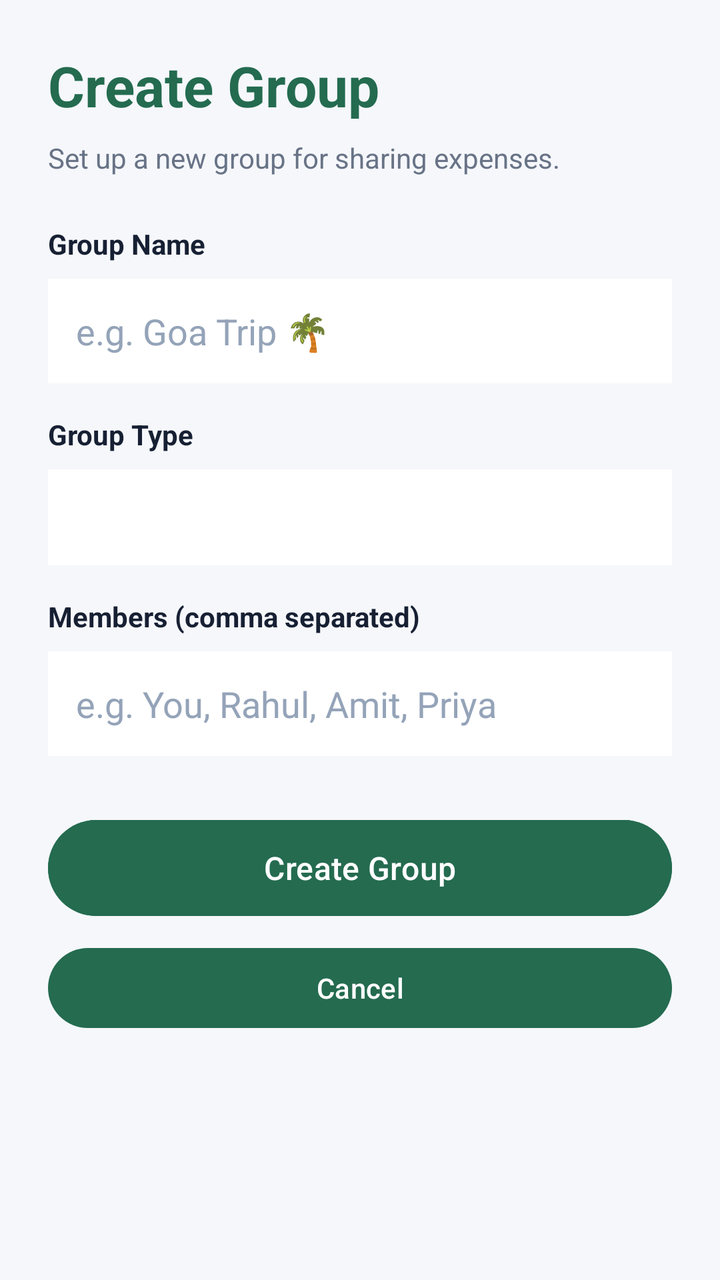
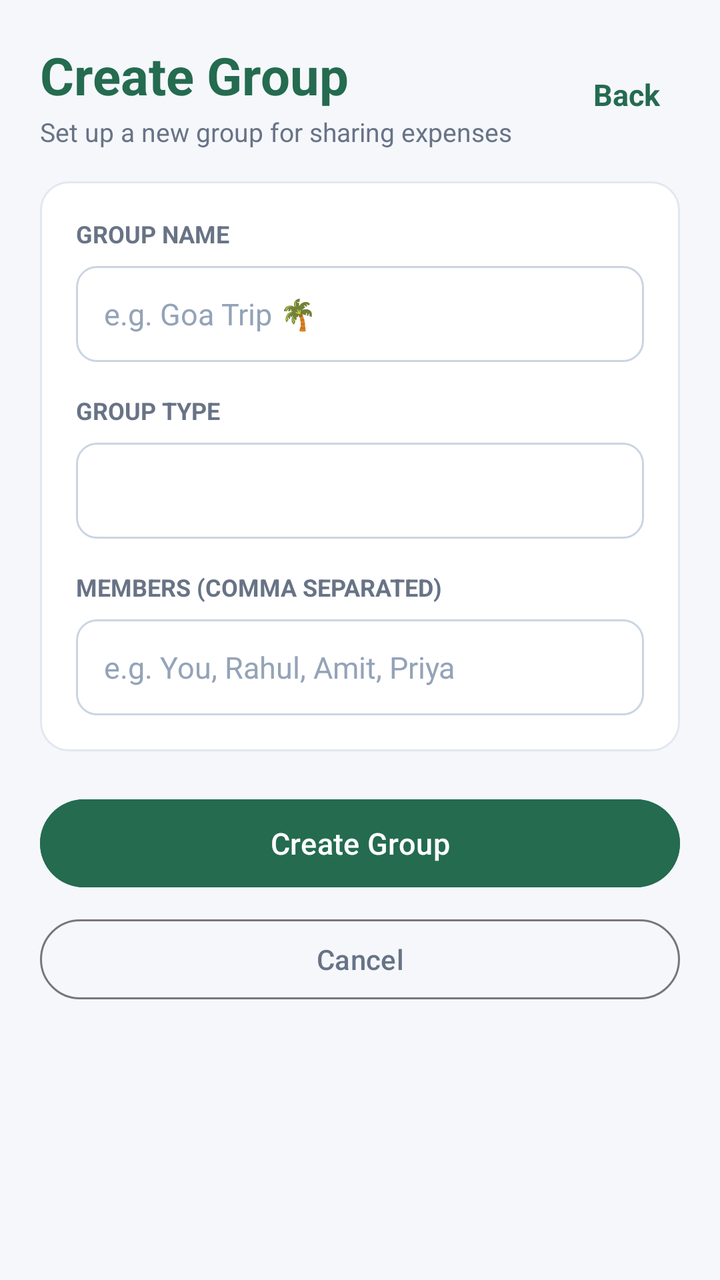

Screens rendered from an Android XML layout before and after an edit, with the pre-edit source and the edit as a unified diff.
<!-- AndroidManifest.xml: application theme Theme.BillSplit -->
<!-- res/layout/activity_add_group.xml -->
<?xml version="1.0" encoding="utf-8"?>
<ScrollView xmlns:android="http://schemas.android.com/apk/res/android"
    android:layout_width="match_parent"
    android:layout_height="match_parent"
    android:background="#F5F7FB"
    android:fillViewport="true">

    <LinearLayout
        android:layout_width="match_parent"
        android:layout_height="wrap_content"
        android:orientation="vertical"
        android:padding="24dp">

        <TextView
            android:layout_width="wrap_content"
            android:layout_height="wrap_content"
            android:text="Create Group"
            android:textColor="#246B50"
            android:textSize="28sp"
            android:textStyle="bold" />

        <TextView
            android:layout_width="wrap_content"
            android:layout_height="wrap_content"
            android:layout_marginTop="8dp"
            android:text="Set up a new group for sharing expenses."
            android:textColor="#687386"
            android:textSize="14sp" />

        <TextView
            android:layout_width="wrap_content"
            android:layout_height="wrap_content"
            android:layout_marginTop="24dp"
            android:text="Group Name"
            android:textColor="#172033"
            android:textStyle="bold" />

        <EditText
            android:id="@+id/etGroupName"
            android:layout_width="match_parent"
            android:layout_height="wrap_content"
            android:layout_marginTop="8dp"
            android:background="#FFFFFF"
            android:hint="e.g. Goa Trip 🌴"
            android:inputType="textCapWords"
            android:padding="14dp"
            android:textColor="#172033"
            android:textColorHint="#94A3B8" />

        <TextView
            android:layout_width="wrap_content"
            android:layout_height="wrap_content"
            android:layout_marginTop="16dp"
            android:text="Group Type"
            android:textColor="#172033"
            android:textStyle="bold" />

        <Spinner
            android:id="@+id/spGroupType"
            android:layout_width="match_parent"
            android:layout_height="48dp"
            android:layout_marginTop="8dp"
            android:background="#FFFFFF"
            android:paddingStart="8dp"
            android:paddingEnd="8dp" />

        <TextView
            android:layout_width="wrap_content"
            android:layout_height="wrap_content"
            android:layout_marginTop="16dp"
            android:text="Members (comma separated)"
            android:textColor="#172033"
            android:textStyle="bold" />

        <EditText
            android:id="@+id/etGroupMembers"
            android:layout_width="match_parent"
            android:layout_height="wrap_content"
            android:layout_marginTop="8dp"
            android:background="#FFFFFF"
            android:hint="e.g. You, Rahul, Amit, Priya"
            android:inputType="textCapWords"
            android:padding="14dp"
            android:textColor="#172033"
            android:textColorHint="#94A3B8" />

        <Button
            android:id="@+id/btnSaveGroup"
            android:layout_width="match_parent"
            android:layout_height="56dp"
            android:layout_marginTop="28dp"
            android:backgroundTint="#246B50"
            android:text="Create Group"
            android:textAllCaps="false"
            android:textColor="#FFFFFF"
            android:textSize="16sp" />

        <Button
            android:id="@+id/btnCancelGroup"
            android:layout_width="match_parent"
            android:layout_height="48dp"
            android:layout_marginTop="8dp"
            android:text="Cancel"
            android:textAllCaps="false" />

    </LinearLayout>
</ScrollView>
<!-- resources referenced by this layout -->
<resources>
  <style name="Theme.BillSplit" parent="Base.Theme.BillSplit" />
  <style name="Base.Theme.BillSplit" parent="Theme.Material3.Light.NoActionBar">
          <item name="android:windowBackground">#F5F7FB</item>
          <item name="colorPrimary">#246B50</item>
          <item name="android:forceDarkAllowed" tools:targetApi="q">false</item>
      </style>
</resources>

<!-- the commit's change to res/layout/activity_add_group.xml (unified diff, before → after) -->
@@ -9,99 +9,146 @@
         android:layout_width="match_parent"
         android:layout_height="wrap_content"
         android:orientation="vertical"
-        android:padding="24dp">
+        android:padding="20dp">
 
-        <TextView
-            android:layout_width="wrap_content"
-            android:layout_height="wrap_content"
-            android:text="Create Group"
-            android:textColor="#246B50"
-            android:textSize="28sp"
-            android:textStyle="bold" />
-
-        <TextView
-            android:layout_width="wrap_content"
-            android:layout_height="wrap_content"
-            android:layout_marginTop="8dp"
-            android:text="Set up a new group for sharing expenses."
-            android:textColor="#687386"
-            android:textSize="14sp" />
-
-        <TextView
-            android:layout_width="wrap_content"
-            android:layout_height="wrap_content"
-            android:layout_marginTop="24dp"
-            android:text="Group Name"
-            android:textColor="#172033"
-            android:textStyle="bold" />
-
-        <EditText
-            android:id="@+id/etGroupName"
+        
+        <LinearLayout
             android:layout_width="match_parent"
             android:layout_height="wrap_content"
-            android:layout_marginTop="8dp"
-            android:background="#FFFFFF"
-            android:hint="e.g. Goa Trip 🌴"
-            android:inputType="textCapWords"
-            android:padding="14dp"
-            android:textColor="#172033"
-            android:textColorHint="#94A3B8" />
+            android:gravity="center_vertical"
+            android:orientation="horizontal">
 
-        <TextView
-            android:layout_width="wrap_content"
+            <LinearLayout
+                android:layout_width="0dp"
+                android:layout_height="wrap_content"
+                android:layout_weight="1"
+                android:orientation="vertical">
+
+                <TextView
+                    android:layout_width="wrap_content"
+                    android:layout_height="wrap_content"
+                    android:text="Create Group"
+                    android:textColor="#246B50"
+                    android:textSize="26sp"
+                    android:textStyle="bold" />
+
+                <TextView
+                    android:layout_width="wrap_content"
+                    android:layout_height="wrap_content"
+                    android:layout_marginTop="2dp"
+                    android:text="Set up a new group for sharing expenses"
+                    android:textColor="#687386"
+                    android:textSize="13sp" />
+            </LinearLayout>
+
+            <TextView
+                android:id="@+id/btnHeaderBack"
+                android:layout_width="wrap_content"
+                android:layout_height="wrap_content"
+                android:background="?attr/selectableItemBackground"
+                android:clickable="true"
+                android:focusable="true"
+                android:padding="10dp"
+                android:text="Back"
+                android:textColor="#246B50"
+                android:textSize="15sp"
+                android:textStyle="bold" />
+        </LinearLayout>
+
+        
+        <LinearLayout
+            android:layout_width="match_parent"
             android:layout_height="wrap_content"
             android:layout_marginTop="16dp"
-            android:text="Group Type"
-            android:textColor="#172033"
-            android:textStyle="bold" />
+            android:background="@drawable/bg_card"
+            android:orientation="vertical"
+            android:padding="18dp">
 
-        <Spinner
-            android:id="@+id/spGroupType"
-            android:layout_width="match_parent"
-            android:layout_height="48dp"
-            android:layout_marginTop="8dp"
-            android:background="#FFFFFF"
-            android:paddingStart="8dp"
-            android:paddingEnd="8dp" />
+            <TextView
+                android:layout_width="wrap_content"
+                android:layout_height="wrap_content"
+                android:text="GROUP NAME"
+                android:textColor="#687386"
+                android:textSize="12sp"
+                android:textStyle="bold" />
 
-        <TextView
-            android:layout_width="wrap_content"
-            android:layout_height="wrap_content"
-            android:layout_marginTop="16dp"
-            android:text="Members (comma separated)"
-            android:textColor="#172033"
-            android:textStyle="bold" />
+            <EditText
+                android:id="@+id/etGroupName"
+                android:layout_width="match_parent"
+                android:layout_height="48dp"
+                android:layout_marginTop="8dp"
+                android:background="@drawable/bg_input_field"
+                android:hint="e.g. Goa Trip 🌴"
+                android:inputType="textCapWords"
+                android:paddingStart="14dp"
+                android:paddingEnd="14dp"
+                android:textColor="#172033"
+                android:textColorHint="#94A3B8"
+                android:textSize="15sp" />
 
-        <EditText
-            android:id="@+id/etGroupMembers"
-            android:layout_width="match_parent"
-            android:layout_height="wrap_content"
-            android:layout_marginTop="8dp"
-            android:background="#FFFFFF"
-            android:hint="e.g. You, Rahul, Amit, Priya"
-            android:inputType="textCapWords"
-            android:padding="14dp"
-            android:textColor="#172033"
-            android:textColorHint="#94A3B8" />
+            <TextView
+                android:layout_width="wrap_content"
+                android:layout_height="wrap_content"
+                android:layout_marginTop="16dp"
+                android:text="GROUP TYPE"
+                android:textColor="#687386"
+                android:textSize="12sp"
+                android:textStyle="bold" />
 
+            <Spinner
+                android:id="@+id/spGroupType"
+                android:layout_width="match_parent"
+                android:layout_height="48dp"
+                android:layout_marginTop="8dp"
+                android:background="@drawable/bg_input_field"
+                android:paddingStart="10dp"
+                android:paddingEnd="10dp" />
+
+            <TextView
+                android:layout_width="wrap_content"
+                android:layout_height="wrap_content"
+                android:layout_marginTop="16dp"
+                android:text="MEMBERS (COMMA SEPARATED)"
+                android:textColor="#687386"
+                android:textSize="12sp"
+                android:textStyle="bold" />
+
+            <EditText
+                android:id="@+id/etGroupMembers"
+                android:layout_width="match_parent"
+                android:layout_height="48dp"
+                android:layout_marginTop="8dp"
+                android:background="@drawable/bg_input_field"
+                android:hint="e.g. You, Rahul, Amit, Priya"
+                android:inputType="textCapWords"
+                android:paddingStart="14dp"
+                android:paddingEnd="14dp"
+                android:textColor="#172033"
+                android:textColorHint="#94A3B8"
+                android:textSize="15sp" />
+        </LinearLayout>
+
+        
         <Button
             android:id="@+id/btnSaveGroup"
             android:layout_width="match_parent"
-            android:layout_height="56dp"
-            android:layout_marginTop="28dp"
+            android:layout_height="52dp"
+            android:layout_marginTop="20dp"
             android:backgroundTint="#246B50"
             android:text="Create Group"
             android:textAllCaps="false"
             android:textColor="#FFFFFF"
-            android:textSize="16sp" />
+            android:textSize="15sp" />
 
         <Button
             android:id="@+id/btnCancelGroup"
+            style="@style/Widget.Material3.Button.OutlinedButton"
             android:layout_width="match_parent"
             android:layout_height="48dp"
             android:layout_marginTop="8dp"
             android:text="Cancel"
-            android:textAllCaps="false" />
+            android:textAllCaps="false"
+            android:textColor="#687386" />
 
     </LinearLayout>
 </ScrollView>
<!-- resource entries referenced after the edit -->
@@ -1,5 +1,25 @@
 <!-- resources referenced by this layout -->
 <resources>
+  <!-- drawable bg_card (drawable) -->
+  <?xml version="1.0" encoding="utf-8"?>
+  <shape xmlns:android="http://schemas.android.com/apk/res/android"
+      android:shape="rectangle">
+      <solid android:color="#FFFFFF" />
+      <stroke
+          android:width="1dp"
+          android:color="#E2E8F0" />
+      <corners android:radius="14dp" />
+  </shape>
+  <!-- drawable bg_input_field (drawable) -->
+  <?xml version="1.0" encoding="utf-8"?>
+  <shape xmlns:android="http://schemas.android.com/apk/res/android"
+      android:shape="rectangle">
+      <solid android:color="#FFFFFF" />
+      <stroke
+          android:width="1dp"
+          android:color="#CBD5E1" />
+      <corners android:radius="10dp" />
+  </shape>
   <style name="Theme.BillSplit" parent="Base.Theme.BillSplit" />
   <style name="Base.Theme.BillSplit" parent="Theme.Material3.Light.NoActionBar">
           <item name="android:windowBackground">#F5F7FB</item>
